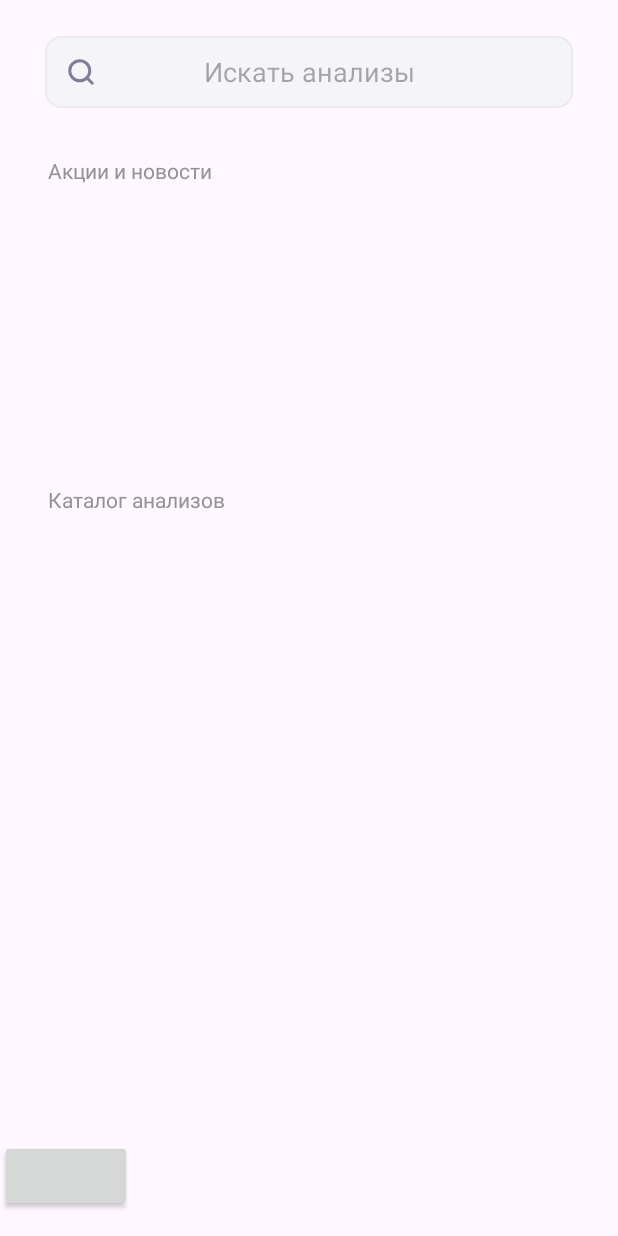
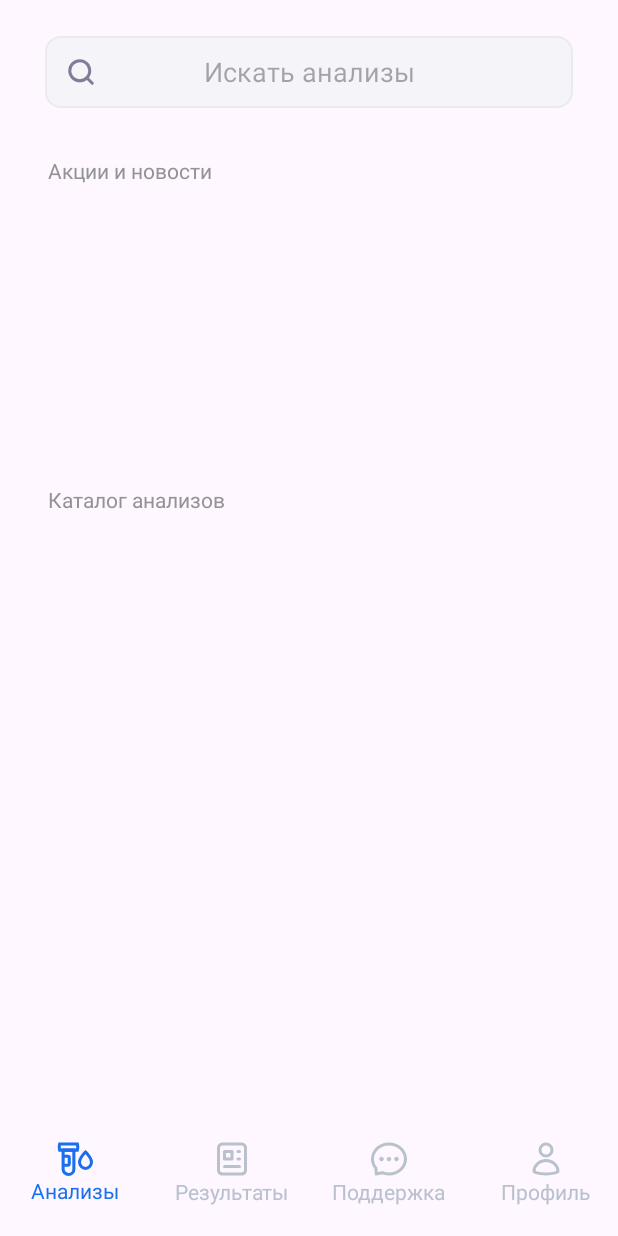
Before and after one commit to PityFoxIntheBox/SmartLab, an Android app: the layout activity_main_page.xml on its own in the app's theme, with its tools: preview values and no code run, on a phone screen of 412 x 824 dp. Run offline under Robolectric (Android 15) with nearby library versions, the light colour scheme and no system bars.

Commit message:
Добавлена страница пользователя

```diff
--- a/app/build.gradle
+++ b/app/build.gradle
@@ -41,6 +41,7 @@ dependencies {
     implementation 'androidx.appcompat:appcompat:1.6.1'
     implementation 'com.google.android.material:material:1.5.0'
     implementation 'androidx.constraintlayout:constraintlayout:2.1.4'
+    implementation 'com.github.siyamed:android-shape-imageview:0.9.3'
     testImplementation 'junit:junit:4.13.2'
     androidTestImplementation 'androidx.test.ext:junit:1.1.5'
     androidTestImplementation 'androidx.test.espresso:espresso-core:3.5.1'
--- a/app/src/main/AndroidManifest.xml
+++ b/app/src/main/AndroidManifest.xml
@@ -12,6 +12,9 @@
         android:supportsRtl="true"
         android:theme="@style/Theme.TestProject"
         tools:targetApi="31">
+        <activity
+            android:name=".MainPage"
+            android:exported="false" />
         <activity
             android:name=".CreateCard"
             android:exported="false" />
@@ -37,7 +40,7 @@
             android:name=".MainActivity"
             android:exported="false" />
         <activity
-            android:name=".MainPage"
+            android:name=".UserPage"
             android:exported="true">
             <intent-filter>
                 <action android:name="android.intent.action.MAIN" />
--- /dev/null
+++ b/app/src/main/java/com/example/testproject/UserPage.kt
@@ -0,0 +1,11 @@
+package com.example.testproject
+
+import androidx.appcompat.app.AppCompatActivity
+import android.os.Bundle
+
+class UserPage : AppCompatActivity() {
+    override fun onCreate(savedInstanceState: Bundle?) {
+        super.onCreate(savedInstanceState)
+        setContentView(R.layout.activity_user_page)
+    }
+}
--- /dev/null
+++ b/app/src/main/res/drawable/backforphoto.xml
@@ -0,0 +1,10 @@
+<vector xmlns:android="http://schemas.android.com/apk/res/android"
+    android:width="148dp"
+    android:height="123dp"
+    android:viewportWidth="148"
+    android:viewportHeight="123">
+  <path
+      android:pathData="M60,0L88,0A60,60 0,0 1,148 60L148,63A60,60 0,0 1,88 123L60,123A60,60 0,0 1,0 63L0,60A60,60 0,0 1,60 0z"
+      android:fillColor="#D9D9D9"
+      android:fillAlpha="0.5"/>
+</vector>
--- /dev/null
+++ b/app/src/main/res/drawable/backforphoto2.xml
@@ -0,0 +1,5 @@
+<?xml version="1.0" encoding="utf-8"?>
+<shape android:shape="rectangle" xmlns:android="http://schemas.android.com/apk/res/android">
+    <solid android:color="@color/black"/>
+    <corners android:radius="60dp"/>
+</shape>
--- a/app/src/main/res/drawable/flaskdrop.xml
+++ b/app/src/main/res/drawable/flaskdrop.xml
@@ -1,4 +1,39 @@
 <?xml version="1.0" encoding="utf-8"?>
-<selector xmlns:android="http://schemas.android.com/apk/res/android">
-
-</selector>
+<layer-list xmlns:android="http://schemas.android.com/apk/res/android" >
+        <item android:width="15dp" android:height="23dp">
+            <vector xmlns:android="http://schemas.android.com/apk/res/android"
+                android:width="15dp"
+                android:height="23dp"
+                android:viewportWidth="15"
+                android:viewportHeight="23">
+                <path
+                    android:pathData="M4,10H7C7.552,10 8,10.448 8,11V15C8,15.552 7.552,16 7,16H4"
+                    android:strokeWidth="2"
+                    android:fillColor="#00000000"
+                    android:strokeColor="#1A6FEE"/>
+                <path
+                    android:pathData="M4,6H11V18.5C11,20.433 9.433,22 7.5,22C5.567,22 4,20.433 4,18.5V6Z"
+                    android:strokeWidth="2"
+                    android:fillColor="#00000000"
+                    android:strokeColor="#1A6FEE"/>
+                <path
+                    android:pathData="M1.725,6C1.341,4.694 1.341,3.306 1.725,2H13.275C13.659,3.306 13.659,4.694 13.275,6H1.725Z"
+                    android:strokeWidth="2"
+                    android:fillColor="#00000000"
+                    android:strokeColor="#1A6FEE"/>
+            </vector>
+        </item>
+        <item android:top="6dp" android:left="14dp" android:width="10dp" android:height="13dp" >
+            <vector xmlns:android="http://schemas.android.com/apk/res/android"
+                android:width="10dp"
+                android:height="13dp"
+                android:viewportWidth="10"
+                android:viewportHeight="13">
+                <path
+                    android:pathData="M9,7.868C9,10.01 7.162,12 5,12C2.838,12 1,10.01 1,7.868C1,6.368 2.034,4.641 3.268,3.164C3.861,2.453 4.457,1.851 4.906,1.427C4.938,1.396 4.97,1.367 5,1.338C5.03,1.367 5.062,1.396 5.094,1.427C5.543,1.851 6.139,2.453 6.732,3.164C7.966,4.641 9,6.368 9,7.868Z"
+                    android:strokeWidth="2"
+                    android:fillColor="#00000000"
+                    android:strokeColor="#1A6FEE"/>
+            </vector>
+        </item>
+</layer-list>
--- /dev/null
+++ b/app/src/main/res/drawable/result.xml
@@ -0,0 +1,35 @@
+<vector xmlns:android="http://schemas.android.com/apk/res/android"
+    android:width="24dp"
+    android:height="24dp"
+    android:viewportWidth="24"
+    android:viewportHeight="24">
+  <path
+      android:pathData="M3,19.479V4.521C3,3.129 4.129,2 5.521,2H18.479C19.871,2 21,3.129 21,4.521V19.479C21,20.871 19.871,22 18.479,22H5.521C4.129,22 3,20.871 3,19.479Z"
+      android:strokeWidth="2"
+      android:fillColor="#00000000"
+      android:strokeColor="#B8C1CC"/>
+  <path
+      android:pathData="M7,12V7H12V12H7Z"
+      android:strokeLineJoin="round"
+      android:strokeWidth="2"
+      android:fillColor="#00000000"
+      android:strokeColor="#B8C1CC"/>
+  <path
+      android:pathData="M16,7H17"
+      android:strokeWidth="2"
+      android:fillColor="#00000000"
+      android:strokeColor="#B8C1CC"
+      android:strokeLineCap="round"/>
+  <path
+      android:pathData="M16,12H17"
+      android:strokeWidth="2"
+      android:fillColor="#00000000"
+      android:strokeColor="#B8C1CC"
+      android:strokeLineCap="round"/>
+  <path
+      android:pathData="M7,17L17,17"
+      android:strokeWidth="2"
+      android:fillColor="#00000000"
+      android:strokeColor="#B8C1CC"
+      android:strokeLineCap="round"/>
+</vector>
--- /dev/null
+++ b/app/src/main/res/drawable/support.xml
@@ -0,0 +1,24 @@
+<vector xmlns:android="http://schemas.android.com/apk/res/android"
+    android:width="24dp"
+    android:height="24dp"
+    android:viewportWidth="24"
+    android:viewportHeight="24">
+  <path
+      android:pathData="M3.298,18.118L4.297,18.08C4.289,17.855 4.205,17.64 4.059,17.469L3.298,18.118ZM3.443,22L2.444,22.037C2.455,22.333 2.596,22.608 2.829,22.789C3.062,22.971 3.364,23.04 3.653,22.978L3.443,22ZM7.501,21.128L7.879,20.202C7.693,20.126 7.488,20.108 7.291,20.151L7.501,21.128ZM22,12C22,16.883 17.615,21 12,21V23C18.536,23 24,18.163 24,12H22ZM12,3C17.615,3 22,7.117 22,12H24C24,5.837 18.536,1 12,1V3ZM2,12C2,7.117 6.385,3 12,3V1C5.464,1 0,5.837 0,12H2ZM4.059,17.469C2.761,15.945 2,14.049 2,12H0C0,14.56 0.954,16.908 2.537,18.766L4.059,17.469ZM2.298,18.155L2.444,22.037L4.442,21.963L4.297,18.08L2.298,18.155ZM3.653,22.978L7.711,22.106L7.291,20.151L3.233,21.022L3.653,22.978ZM12,21C10.527,21 9.133,20.714 7.879,20.202L7.124,22.054C8.616,22.663 10.267,23 12,23V21Z"
+      android:fillColor="#B8C1CC"/>
+  <path
+      android:pathData="M7,12m-1.25,0a1.25,1.25 0,1 1,2.5 0a1.25,1.25 0,1 1,-2.5 0"
+      android:strokeWidth="0.5"
+      android:fillColor="#B8C1CC"
+      android:strokeColor="#B8C1CC"/>
+  <path
+      android:pathData="M12,12m-1.25,0a1.25,1.25 0,1 1,2.5 0a1.25,1.25 0,1 1,-2.5 0"
+      android:strokeWidth="0.5"
+      android:fillColor="#B8C1CC"
+      android:strokeColor="#B8C1CC"/>
+  <path
+      android:pathData="M17,12m-1.25,0a1.25,1.25 0,1 1,2.5 0a1.25,1.25 0,1 1,-2.5 0"
+      android:strokeWidth="0.5"
+      android:fillColor="#B8C1CC"
+      android:strokeColor="#B8C1CC"/>
+</vector>
--- /dev/null
+++ b/app/src/main/res/drawable/user.xml
@@ -0,0 +1,16 @@
+<vector xmlns:android="http://schemas.android.com/apk/res/android"
+    android:width="24dp"
+    android:height="24dp"
+    android:viewportWidth="24"
+    android:viewportHeight="24">
+  <path
+      android:pathData="M12,6m-4,0a4,4 0,1 1,8 0a4,4 0,1 1,-8 0"
+      android:strokeWidth="2"
+      android:fillColor="#00000000"
+      android:strokeColor="#B8C1CC"/>
+  <path
+      android:pathData="M20,20.25L20,20.251C20,20.251 20,20.253 19.999,20.256C19.997,20.261 19.991,20.278 19.974,20.304C19.938,20.361 19.858,20.454 19.7,20.57C19.376,20.809 18.841,21.06 18.081,21.285C16.573,21.73 14.425,22 12,22C9.575,22 7.427,21.73 5.919,21.285C5.159,21.06 4.624,20.809 4.3,20.57C4.142,20.454 4.062,20.361 4.026,20.304C4.009,20.278 4.003,20.261 4.001,20.256C4,20.253 4,20.251 4,20.251L4,20.25C4,16.326 7.498,13 12,13C16.502,13 20,16.326 20,20.25Z"
+      android:strokeWidth="2"
+      android:fillColor="#00000000"
+      android:strokeColor="#B8C1CC"/>
+</vector>
--- a/app/src/main/res/layout/activity_main_page.xml
+++ b/app/src/main/res/layout/activity_main_page.xml
@@ -39,7 +39,7 @@
                 android:textColor="#939396"
                 android:layout_marginLeft="32dp"
                 app:layout_constraintStart_toStartOf="parent"
-                app:layout_constraintTop_toTopOf="parent" />
+                app:layout_constraintTop_toTopOf="parent"/>
 
             <androidx.recyclerview.widget.RecyclerView
                 android:id="@+id/recyclerView"
@@ -87,14 +87,91 @@
 
     <LinearLayout
         android:layout_width="match_parent"
-        android:layout_height="wrap_content"
+        android:layout_height="67dp"
         app:layout_constraintBottom_toBottomOf="parent"
         android:paddingBottom="16dp"
-        android:background="#0000">
+        android:background="#0000"
+        >
 
-        <androidx.appcompat.widget.AppCompatButton
-            android:layout_width="wrap_content"
-            android:layout_height="wrap_content" />
+        <LinearLayout
+            android:layout_width="85dp"
+            android:layout_height="match_parent"
+            android:orientation="vertical"
+            android:gravity="center"
+            android:layout_marginLeft="7dp"
+            >
+
+            <ImageView
+                android:layout_width="wrap_content"
+                android:layout_height="wrap_content"
+                android:src="@drawable/flaskdrop" />
+
+            <TextView
+                android:layout_width="wrap_content"
+                android:layout_height="wrap_content"
+                android:text="Анализы"
+                android:textColor="#1A6FEE"/>
+        </LinearLayout>
+
+        <LinearLayout
+            android:layout_width="85dp"
+            android:layout_height="match_parent"
+            android:orientation="vertical"
+            android:gravity="center"
+            android:layout_marginLeft="19dp"
+            >
+
+            <ImageView
+                android:layout_width="wrap_content"
+                android:layout_height="wrap_content"
+                android:src="@drawable/result" />
+
+            <TextView
+                android:layout_width="wrap_content"
+                android:layout_height="wrap_content"
+                android:text="Результаты"
+                android:textColor="#B8C1CC"/>
+        </LinearLayout>
+
+        <LinearLayout
+            android:layout_width="85dp"
+            android:layout_height="match_parent"
+            android:orientation="vertical"
+            android:gravity="center"
+            android:layout_marginLeft="19dp"
+            >
+
+            <ImageView
+                android:layout_width="wrap_content"
+                android:layout_height="wrap_content"
+                android:src="@drawable/support" />
+
+            <TextView
+                android:layout_width="wrap_content"
+                android:layout_height="wrap_content"
+                android:text="Поддержка"
+                android:textColor="#B8C1CC"/>
+        </LinearLayout>
+
+        <LinearLayout
+            android:layout_width="85dp"
+            android:layout_height="match_parent"
+            android:orientation="vertical"
+            android:gravity="center"
+            android:layout_marginLeft="19dp"
+            >
+
+            <ImageView
+                android:layout_width="wrap_content"
+                android:layout_height="wrap_content"
+                android:src="@drawable/user" />
+
+            <TextView
+                android:layout_width="wrap_content"
+                android:layout_height="wrap_content"
+                android:text="Профиль"
+                android:textColor="#B8C1CC"/>
+        </LinearLayout>
 
     </LinearLayout>
 
--- /dev/null
+++ b/app/src/main/res/layout/activity_user_page.xml
@@ -0,0 +1,53 @@
+<?xml version="1.0" encoding="utf-8"?>
+<androidx.constraintlayout.widget.ConstraintLayout xmlns:android="http://schemas.android.com/apk/res/android"
+    xmlns:app="http://schemas.android.com/apk/res-auto"
+    xmlns:tools="http://schemas.android.com/tools"
+    android:layout_width="match_parent"
+    android:layout_height="match_parent"
+    tools:context=".UserPage">
+
+    <TextView
+        android:id="@+id/textView14"
+        android:layout_width="wrap_content"
+        android:layout_height="wrap_content"
+        android:layout_marginTop="20dp"
+        android:fontFamily="@font/lato_black"
+        android:text="Карта пациента"
+        android:textColor="@color/black"
+        android:textSize="24dp"
+        app:layout_constraintEnd_toEndOf="parent"
+        app:layout_constraintStart_toStartOf="parent"
+        app:layout_constraintTop_toTopOf="parent" />
+
+    <com.github.siyamed.shapeimageview.mask.PorterShapeImageView
+        android:id="@+id/porterShapeImageView"
+        android:layout_width="150dp"
+        android:layout_height="125dp"
+        android:layout_marginTop="10dp"
+        android:src="@drawable/photo_camera"
+
+        app:layout_constraintEnd_toEndOf="parent"
+        app:layout_constraintStart_toStartOf="parent"
+        app:layout_constraintTop_toBottomOf="@+id/textView14"
+        app:siShape="@drawable/backforphoto2" />
+
+    <TextView
+        android:id="@+id/textView15"
+        android:layout_width="wrap_content"
+        android:layout_height="wrap_content"
+        android:text="Без карты пациента вы не сможете заказать анализы."
+        android:textColor="#939396"
+        app:layout_constraintEnd_toEndOf="parent"
+        app:layout_constraintStart_toStartOf="parent"
+        app:layout_constraintTop_toBottomOf="@+id/porterShapeImageView" />
+
+    <TextView
+        android:layout_width="363dp"
+        android:layout_height="wrap_content"
+        android:text="В картах пациентов будут храниться результаты анализов вас и ваших близких."
+        android:textColor="#939396"
+        android:layout_marginTop="5dp"
+        app:layout_constraintEnd_toEndOf="parent"
+        app:layout_constraintStart_toStartOf="parent"
+        app:layout_constraintTop_toBottomOf="@+id/textView15" /> \/>
+</androidx.constraintlayout.widget.ConstraintLayout>
```
Also changed, not shown: app/src/main/res/drawable/photo_camera.png (added).
